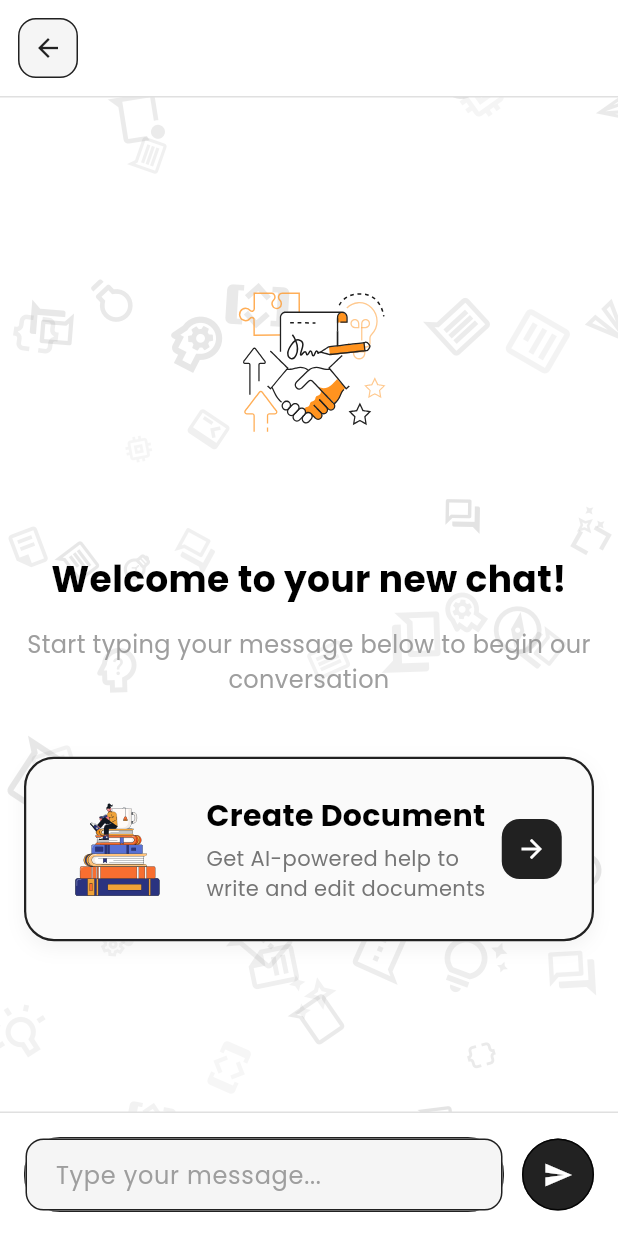
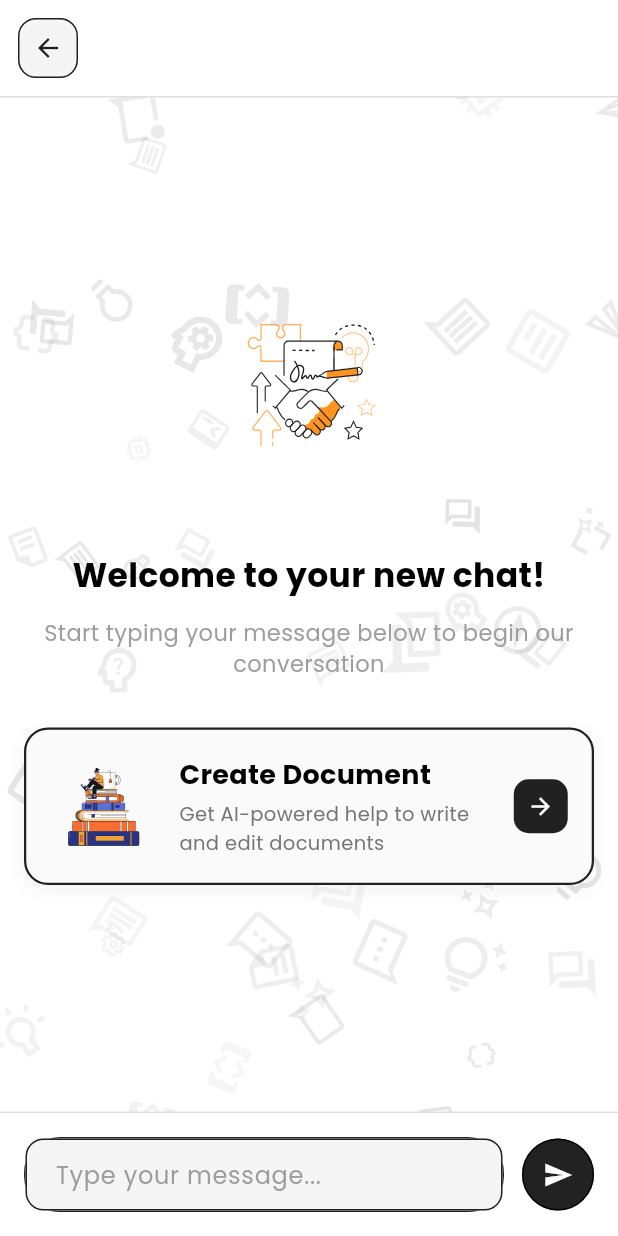
Before and after one commit to T0m4s1n/electiva3_flutter_Eidos, a Flutter app: the ChatView widget shown alone on an empty page, opened directly, on a phone screen of 412 x 824 dp. Run offline on Flutter 3.47's test engine with Material 3 defaults, Android fonts, the phone set to English and light mode, and no system bars; our stand-ins replace flutter_dotenv, flutter_markdown, get, image_picker, lottie, shared_preferences and 2 more; accounts and stored records are empty; network calls fail; project files that could hold a hidden picture were left out.

Commit message:
fixed overflow

```diff
--- a/lib/widgets/chat_view.dart
+++ b/lib/widgets/chat_view.dart
@@ -214,23 +214,28 @@ class _ChatViewState extends State<ChatView> with TickerProviderStateMixin {
   }
 
   Widget _buildEmptyState() {
-    return Container(
+    return SingleChildScrollView(
+      child: Container(
         margin: const EdgeInsets.symmetric(horizontal: 16),
+        constraints: BoxConstraints(
+          minHeight: MediaQuery.of(context).size.height - 200,
+        ),
         child: Column(
           mainAxisAlignment: MainAxisAlignment.center,
           children: [
+            const SizedBox(height: 20),
 
             // Idea animation (plays in loop)
             Center(
               child: Container(
-                    width: 200,
-                    height: 200,
+                width: 180,
+                height: 180,
                 padding: const EdgeInsets.all(20),
                 decoration: BoxDecoration(
                   color: Theme.of(context).brightness == Brightness.dark
                       ? Colors.white.withOpacity(0.25)
                       : Colors.transparent,
-                      borderRadius: BorderRadius.circular(100),
+                  borderRadius: BorderRadius.circular(90),
                 ),
                 child: Lottie.asset(
                   'assets/fonts/svgs/idea.json',
@@ -246,30 +251,29 @@ class _ChatViewState extends State<ChatView> with TickerProviderStateMixin {
               ),
             ),
 
-                const SizedBox(height: 30),
+            const SizedBox(height: 24),
 
             // Welcome message
-                Center(
-                  child: Text(
+            Text(
               'Welcome to your new chat!',
               style: TextStyle(
                 fontFamily: 'Poppins',
-                      fontSize: 24,
+                fontSize: 22,
                 fontWeight: FontWeight.bold,
                 color: Theme.of(context).colorScheme.onSurface,
               ),
               textAlign: TextAlign.center,
             ),
-                ),
 
-                const SizedBox(height: 16),
+            const SizedBox(height: 12),
 
-                Center(
+            Padding(
+              padding: const EdgeInsets.symmetric(horizontal: 8),
               child: Text(
                 'Start typing your message below to begin our conversation',
                 style: TextStyle(
                   fontFamily: 'Poppins',
-                      fontSize: 16,
+                  fontSize: 15,
                   color: Theme.of(context).brightness == Brightness.dark
                       ? Colors.grey[400]
                       : Colors.grey,
@@ -278,13 +282,14 @@ class _ChatViewState extends State<ChatView> with TickerProviderStateMixin {
               ),
             ),
 
-                const SizedBox(height: 40),
+            const SizedBox(height: 32),
 
             // Create Document button
             _buildDocumentButton(),
 
-                const SizedBox(height: 40),
+            const SizedBox(height: 20),
           ],
+        ),
       ),
     );
   }
@@ -295,10 +300,10 @@ class _ChatViewState extends State<ChatView> with TickerProviderStateMixin {
     return GestureDetector(
       onTap: () => chatController.handleDocumentCreation(),
       child: Container(
-        padding: const EdgeInsets.all(20),
+        padding: const EdgeInsets.all(16),
         decoration: BoxDecoration(
           color: isDark ? const Color(0xFF1E1E1E) : Colors.grey[50],
-          borderRadius: BorderRadius.circular(20),
+          borderRadius: BorderRadius.circular(16),
           border: Border.all(
             color: isDark ? Colors.grey[600]! : Colors.black87,
             width: 1.5,
@@ -315,8 +320,8 @@ class _ChatViewState extends State<ChatView> with TickerProviderStateMixin {
           children: [
             // Creating Animation
             Container(
-              width: 80,
-              height: 80,
+              width: 70,
+              height: 70,
               padding: const EdgeInsets.all(8),
               decoration: BoxDecoration(
                 color: Theme.of(context).brightness == Brightness.dark
@@ -330,45 +335,51 @@ class _ChatViewState extends State<ChatView> with TickerProviderStateMixin {
                 repeat: true,
               ),
             ),
-            const SizedBox(width: 20),
+            const SizedBox(width: 16),
             // Text content
             Expanded(
               child: Column(
                 crossAxisAlignment: CrossAxisAlignment.start,
+                mainAxisSize: MainAxisSize.min,
                 children: [
                   Text(
                     'Create Document',
                     style: TextStyle(
                       fontFamily: 'Poppins',
-                      fontSize: 20,
+                      fontSize: 18,
                       fontWeight: FontWeight.bold,
                       color: Theme.of(context).colorScheme.onSurface,
                     ),
+                    maxLines: 1,
+                    overflow: TextOverflow.ellipsis,
                   ),
                   const SizedBox(height: 4),
                   Text(
                     'Get AI-powered help to write and edit documents',
                     style: TextStyle(
                       fontFamily: 'Poppins',
-                      fontSize: 14,
+                      fontSize: 13,
                       color: isDark ? Colors.grey[400] : Colors.grey[600],
                     ),
+                    maxLines: 2,
+                    overflow: TextOverflow.ellipsis,
                   ),
                 ],
               ),
             ),
+            const SizedBox(width: 12),
             // Arrow icon
             Container(
-              width: 40,
-              height: 40,
+              width: 36,
+              height: 36,
               decoration: BoxDecoration(
                 color: isDark ? Colors.white : Colors.black87,
-                borderRadius: BorderRadius.circular(12),
+                borderRadius: BorderRadius.circular(10),
               ),
               child: Icon(
                 Icons.arrow_forward,
                 color: isDark ? Colors.black87 : Colors.white,
-                size: 20,
+                size: 18,
               ),
             ),
           ],
```
Lines whose indentation alone changed are shown as unchanged.
